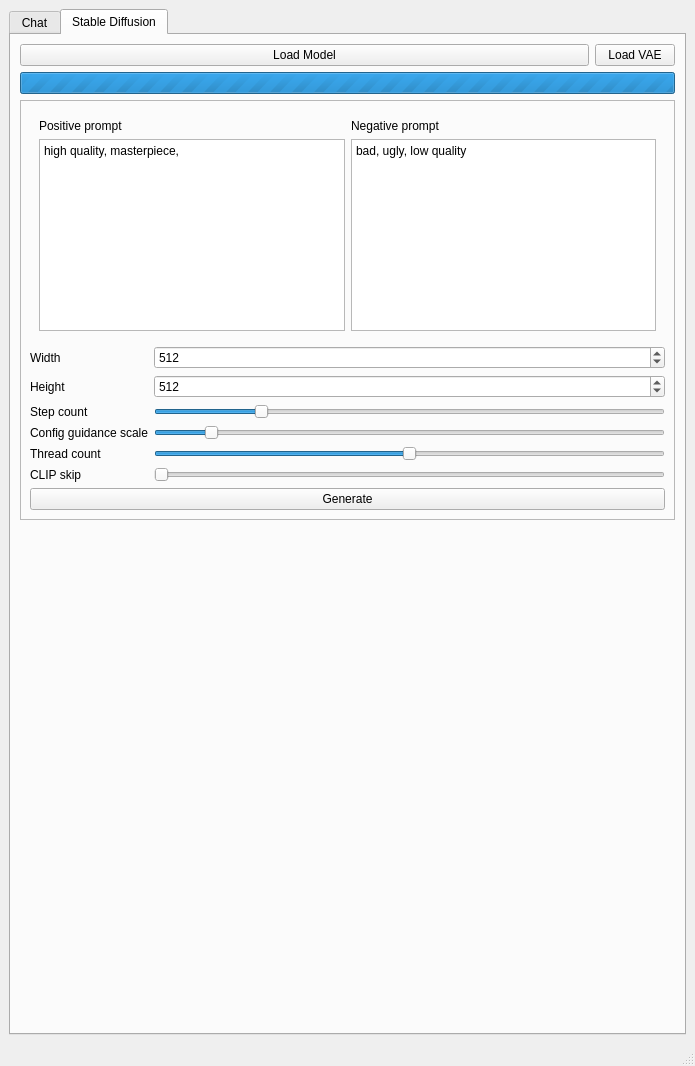
Old version of the form AIOneQTWidgets/mainwindow.ui in the repository Iemand005/Singularity.
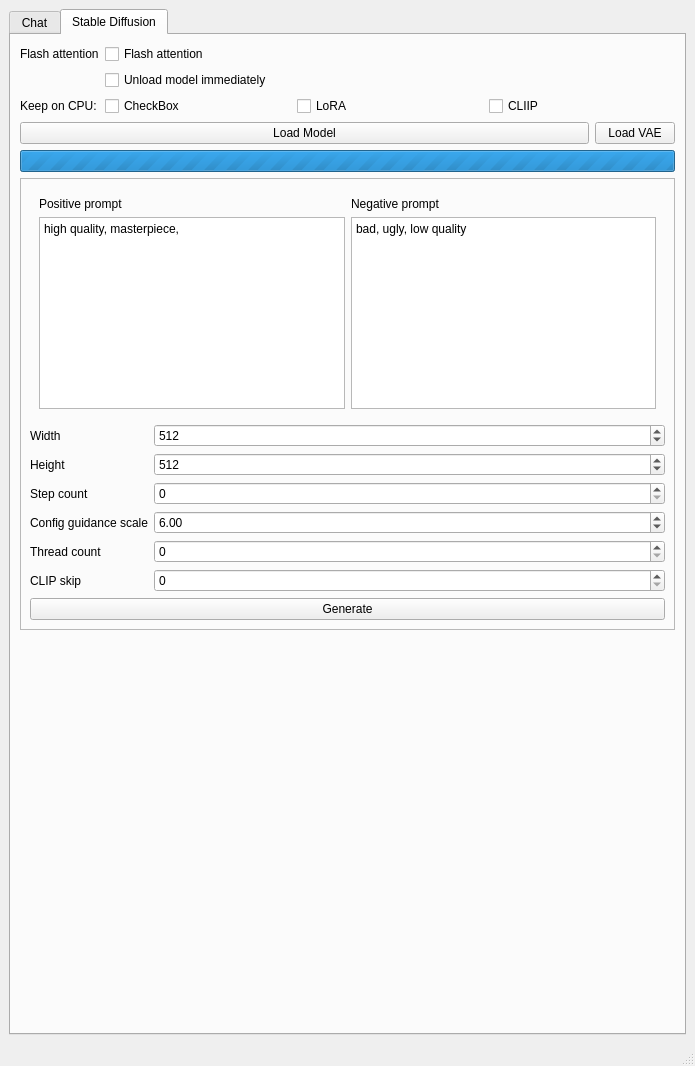
New version of the form. The open tabs and pages were chosen to show the change.

Commit message: opti ons

Diff of the .ui file:
```diff
--- a/AIOneQTWidgets/mainwindow.ui
+++ b/AIOneQTWidgets/mainwindow.ui
@@ -278,6 +278,63 @@
         <string>Stable Diffusion</string>
        </attribute>
        <layout class="QVBoxLayout" name="verticalLayout">
+        <item>
+         <layout class="QFormLayout" name="formLayout_2">
+          <item row="0" column="0">
+           <widget class="QLabel" name="label_4">
+            <property name="text">
+             <string>Flash attention</string>
+            </property>
+           </widget>
+          </item>
+          <item row="0" column="1">
+           <widget class="QCheckBox" name="checkBox_2">
+            <property name="text">
+             <string>Flash attention</string>
+            </property>
+           </widget>
+          </item>
+          <item row="2" column="1">
+           <layout class="QHBoxLayout" name="horizontalLayout_6">
+            <item>
+             <widget class="QCheckBox" name="checkBox_4">
+              <property name="text">
+               <string>CheckBox</string>
+              </property>
+             </widget>
+            </item>
+            <item>
+             <widget class="QCheckBox" name="checkBox_3">
+              <property name="text">
+               <string>LoRA</string>
+              </property>
+             </widget>
+            </item>
+            <item>
+             <widget class="QCheckBox" name="checkBox">
+              <property name="text">
+               <string>CLIIP</string>
+              </property>
+             </widget>
+            </item>
+           </layout>
+          </item>
+          <item row="2" column="0">
+           <widget class="QLabel" name="label_5">
+            <property name="text">
+             <string>Keep on CPU:</string>
+            </property>
+           </widget>
+          </item>
+          <item row="1" column="1">
+           <widget class="QCheckBox" name="checkBox_5">
+            <property name="text">
+             <string>Unload model immediately</string>
+            </property>
+           </widget>
+          </item>
+         </layout>
+        </item>
         <item>
          <layout class="QHBoxLayout" name="horizontalLayout_5">
           <item>
@@ -445,19 +502,6 @@
                </property>
               </widget>
              </item>
-             <item row="2" column="1">
-              <widget class="QSlider" name="stepCountSlider">
-               <property name="value">
-                <number>20</number>
-               </property>
-               <property name="orientation">
-                <enum>Qt::Orientation::Horizontal</enum>
-               </property>
-               <property name="tickInterval">
-                <number>1</number>
-               </property>
-              </widget>
-             </item>
              <item row="3" column="0">
               <widget class="QLabel" name="cfgLabel">
                <property name="text">
@@ -466,12 +510,12 @@
               </widget>
              </item>
              <item row="3" column="1">
-              <widget class="QSlider" name="cfgSlider">
-               <property name="value">
-                <number>10</number>
+              <widget class="QDoubleSpinBox" name="cfgInput">
+               <property name="singleStep">
+                <double>0.500000000000000</double>
                </property>
-               <property name="orientation">
-                <enum>Qt::Orientation::Horizontal</enum>
+               <property name="value">
+                <double>6.000000000000000</double>
                </property>
               </widget>
              </item>
@@ -483,17 +527,7 @@
               </widget>
              </item>
              <item row="4" column="1">
-              <widget class="QSlider" name="nThreadSlider">
-               <property name="maximum">
-                <number>20</number>
-               </property>
-               <property name="value">
-                <number>10</number>
-               </property>
-               <property name="orientation">
-                <enum>Qt::Orientation::Horizontal</enum>
-               </property>
-              </widget>
+              <widget class="QSpinBox" name="nThreadInput"/>
              </item>
              <item row="5" column="0">
               <widget class="QLabel" name="clipSkipLabel">
@@ -502,12 +536,11 @@
                </property>
               </widget>
              </item>
+             <item row="2" column="1">
+              <widget class="QSpinBox" name="stepCountInput"/>
+             </item>
              <item row="5" column="1">
-              <widget class="QSlider" name="horizontalSlider">
-               <property name="orientation">
-                <enum>Qt::Orientation::Horizontal</enum>
-               </property>
-              </widget>
+              <widget class="QSpinBox" name="clipSkipInput"/>
              </item>
             </layout>
            </item>
```
Left out of the diff: 2 changed lines with no effect on the pictures. The commit also changes 2 other files.
